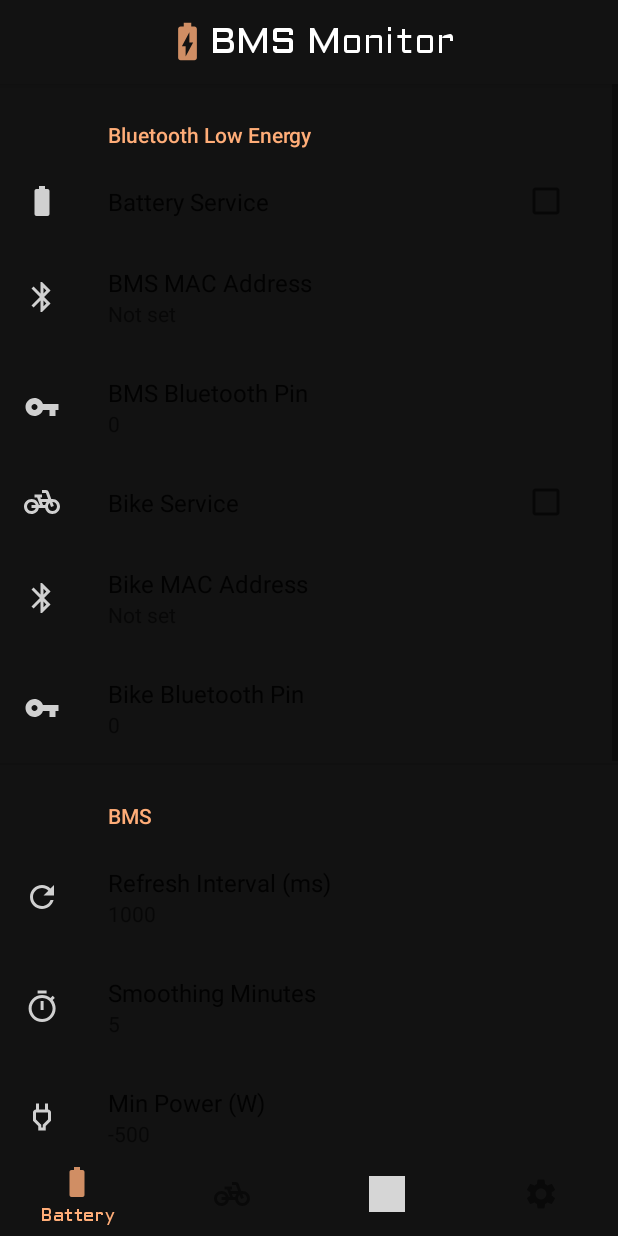
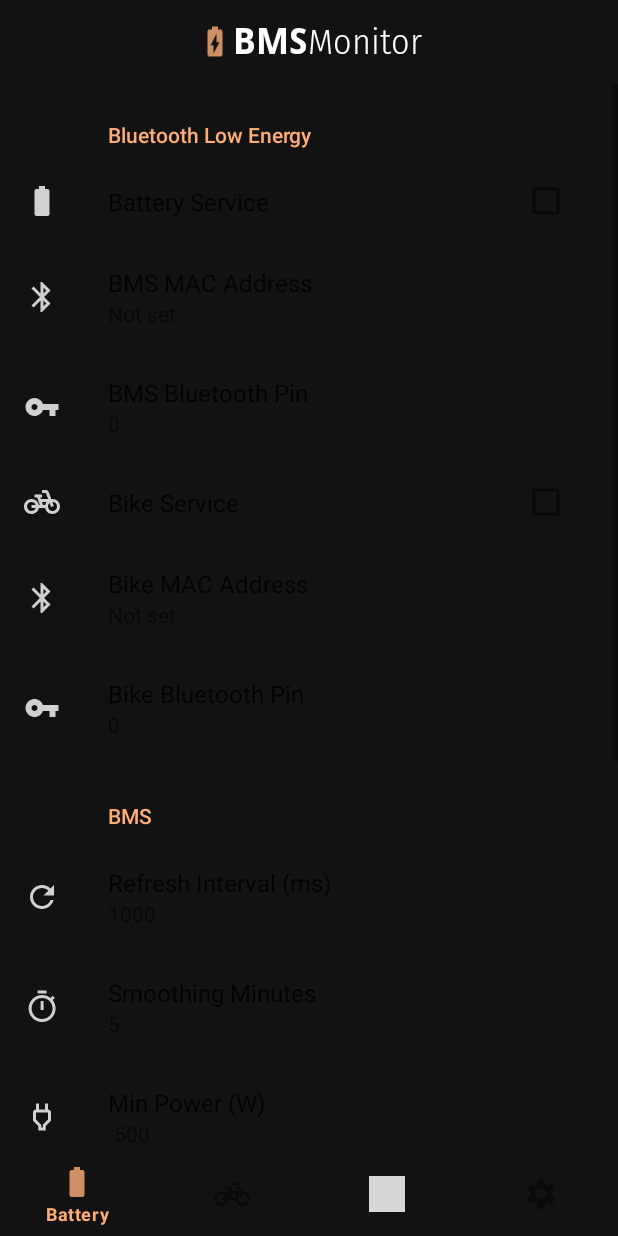
Before and after one commit to Jnnshschl/AndroidBMSApp, an Android app: the SettingsFragment screen opened through its navigation route, on a phone screen of 412 x 824 dp. Run offline under Robolectric (Android 15) with nearby library versions, the phone set to English and light mode, and no system bars; our stand-ins replace androidx.preference; libraries missing offline, so code that uses them is left out: com.github.anastr.speedviewlib, com.github.mikephil.charting, io.realm; 25 statements that could not run were skipped; grey boxes are pictures that could not be loaded.

Commit message:
logo adjustments

```diff
--- a/app/src/main/AndroidManifest.xml
+++ b/app/src/main/AndroidManifest.xml
@@ -16,6 +16,7 @@
         android:roundIcon="@mipmap/ic_launcher_round"
         android:supportsRtl="true"
         android:theme="@style/Theme.BMSMonitor">
+
         <activity android:name=".MainActivity"
             android:screenOrientation="portrait">
             <intent-filter>
@@ -23,6 +24,7 @@
                 <category android:name="android.intent.category.LAUNCHER" />
             </intent-filter>
         </activity>
+
         <service android:name=".services.BmsService" android:stopWithTask="true" />
         <service android:name=".services.BikeService" android:stopWithTask="true" />
         <service android:name=".bluetooth.BleService" android:stopWithTask="true" />
--- a/app/src/main/res/layout/activity_main.xml
+++ b/app/src/main/res/layout/activity_main.xml
@@ -21,23 +21,37 @@
 
         <ImageView
             android:id="@+id/imageBar"
-            android:layout_width="30dp"
+            android:layout_width="24dp"
             android:layout_height="30dp"
             android:layout_gravity="center"
             android:contentDescription="@string/imageBattery"
             app:srcCompat="@drawable/ic_appbar_icon"
-            tools:layout_editor_absoluteX="36dp"
-            tools:layout_editor_absoluteY="16dp" />
+            tools:layout_editor_absoluteX="128dp"
+            tools:layout_editor_absoluteY="13dp" />
 
         <TextView
             android:id="@+id/toolbarTitle"
             android:layout_width="wrap_content"
             android:layout_height="wrap_content"
             android:layout_gravity="center"
-            android:text="@string/app_name"
+            android:fontFamily="@font/droid_sans_bold"
+            android:text="@string/app_name_big"
             android:textColor="@color/white"
             android:textSize="24sp"
             app:logo="@drawable/ic_appbar_icon" />
+
+        <TextView
+            android:id="@+id/toolbarTitleThin"
+            android:layout_width="wrap_content"
+            android:layout_height="wrap_content"
+            android:layout_gravity="center"
+            android:fontFamily="@font/fira_sans_condensed_light"
+            android:text="@string/app_name_thin"
+            android:textColor="@color/white"
+            android:textSize="24sp"
+            app:logo="@drawable/ic_appbar_icon"
+            tools:layout_editor_absoluteX="209dp"
+            tools:layout_editor_absoluteY="11dp" />
 
     </androidx.appcompat.widget.Toolbar>
 
--- a/app/src/main/res/values-night/themes.xml
+++ b/app/src/main/res/values-night/themes.xml
@@ -2,7 +2,6 @@
     <style name="Theme.BMSMonitor" parent="Theme.MaterialComponents.DayNight.NoActionBar">
         <item name="android:statusBarColor" tools:targetApi="l">@color/bgBase</item>
         <item name="android:navigationBarColor" tools:targetApi="l">@color/bgBase</item>
-        <item name="fontFamily">@font/aldrich</item>
 
         <item name="colorAccent">@color/primary</item>
         <item name="colorPrimary">@color/primary</item>
--- a/app/src/main/res/values/strings.xml
+++ b/app/src/main/res/values/strings.xml
@@ -1,5 +1,7 @@
 <resources>
     <string name="app_name">BMS Monitor</string>
+    <string name="app_name_big">BMS</string>
+    <string name="app_name_thin">Monitor</string>
     <string name="appNameSettings">BMS Monitor - Settings</string>
     <string name="appNameStats">BMS Monitor - Stats</string>
 
--- a/app/src/main/res/values/themes.xml
+++ b/app/src/main/res/values/themes.xml
@@ -2,7 +2,6 @@
     <style name="Theme.BMSMonitor" parent="Theme.MaterialComponents.DayNight.NoActionBar">
         <item name="android:statusBarColor" tools:targetApi="l">@color/bgBase</item>
         <item name="android:navigationBarColor" tools:targetApi="l">@color/bgBase</item>
-        <item name="fontFamily">@font/aldrich</item>
 
         <item name="colorAccent">@color/primary</item>
         <item name="colorPrimary">@color/primary</item>
```
Also changed, not shown: app/src/main/res/layout/fragment_battery.xml (+53 -45 lines), app/src/main/res/font/droid_sans.ttf (added), app/src/main/res/font/droid_sans_bold.ttf (added), app/src/main/res/font/fira_sans_bold.ttf (added), app/src/main/res/font/fira_sans_condensed_light.ttf (added), app/src/main/res/font/fira_sans_condensed_thin.ttf (added).
